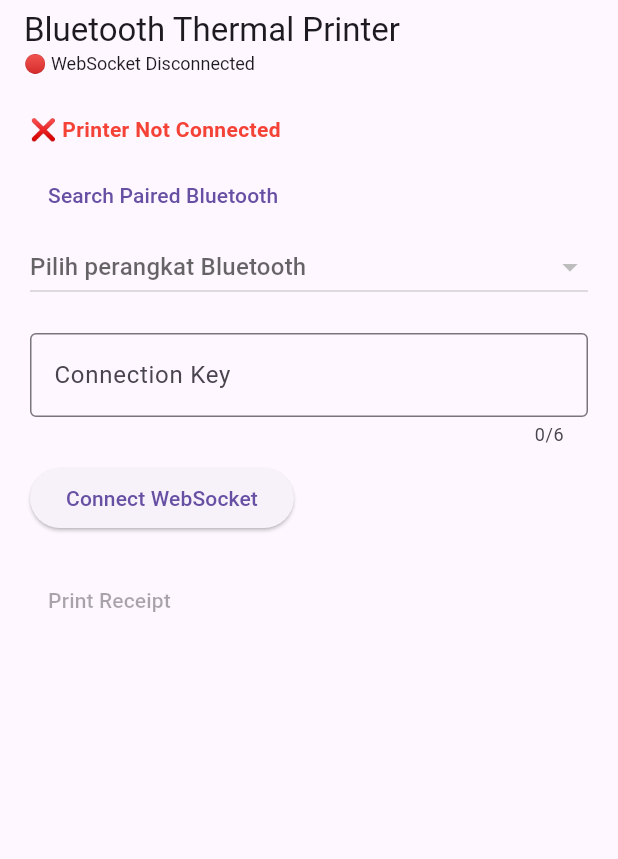
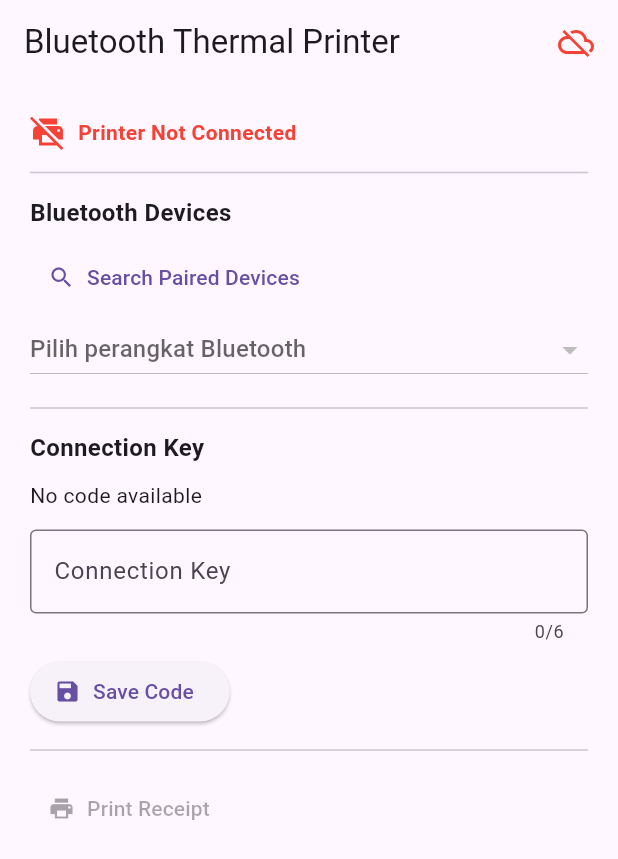
Before and after one commit to yahashanif/printer_bluetooth_by_hanif, a Flutter app: the screen it shows after launch, on a phone screen of 412 x 824 dp. Shown: the top 859 px of the screen. Run offline on Flutter 3.47's test engine with Material 3 defaults, Android fonts, the light colour scheme and no system bars; our stand-ins replace flutter_dotenv, qr_flutter, shared_preferences; missing offline and left inert: esc_pos_utils_plus, print_bluetooth_thermal.

Commit message:
Done Printer Bluetooth By Hanif Ganteng

```diff
--- a/lib/helpers/printer_helpers.dart
+++ b/lib/helpers/printer_helpers.dart
@@ -34,7 +34,7 @@ Future<List<int>> buildReceiptFromJsonTemplate(
           final imageBytes = response.bodyBytes;
           final image = decodeImage(Uint8List.fromList(imageBytes));
           if (image != null) {
-            bytes += gen.image(image, align: align);
+            bytes += gen.image(image, align: align,);
           } else {
             print("❌ Gagal decode image dari response");
           }
--- a/lib/main.dart
+++ b/lib/main.dart
@@ -1,20 +1,23 @@
 import 'dart:convert';
 import 'package:flutter/material.dart';
 import 'package:http/http.dart' as http;
+import 'package:shared_preferences/shared_preferences.dart';
 import 'package:web_socket_channel/web_socket_channel.dart';
 import 'package:flutter_dotenv/flutter_dotenv.dart';
 
 import 'helpers/printer_helpers.dart';
 import 'service/bluetooth_service.dart';
 import 'template/printer_templates.dart';
-import 'widgets/bluetooth_list.dart'; // pastikan BluetoothDropdown sudah jadi
+import 'widgets/bluetooth_list.dart';
 
 Future<void> main() async {
   await dotenv.load(fileName: ".env");
-  runApp(MyApp());
+  WidgetsFlutterBinding.ensureInitialized();
+  runApp(const MyApp());
 }
 
 class MyApp extends StatefulWidget {
+  const MyApp({super.key});
   @override
   State<MyApp> createState() => _MyAppState();
 }
@@ -24,13 +27,21 @@ class _MyAppState extends State<MyApp> {
   bool isPrinting = false;
   bool isCheckKeyWebsocket = false;
   bool isWebSocketConnected = false;
+  String codePrint = '';
+  bool isEditCode = true;
 
   WebSocketChannel? channel;
-  final TextEditingController urlController = TextEditingController();
+  final TextEditingController codeController = TextEditingController();
 
   @override
   void initState() {
     super.initState();
+    getCodePrint().then((_) {
+      codeController.text = codePrint;
+      if (codePrint.isNotEmpty) isEditCode = false;
+      setState(() {});
+    });
+
     BluetoothService.startConnectionMonitor((status) {
       setState(() => connected = status);
     });
@@ -38,22 +49,30 @@ class _MyAppState extends State<MyApp> {
     connectWebSocket();
   }
 
+  Future<void> getCodePrint() async {
+    final prefs = await SharedPreferences.getInstance();
+    codePrint = prefs.getString('codePrint') ?? '';
+  }
+
+  Future<void> setCodePrint(String code) async {
+    final prefs = await SharedPreferences.getInstance();
+    await prefs.setString('codePrint', code);
+  }
+
   @override
   void dispose() {
     BluetoothService.stopConnectionMonitor();
-    BluetoothService.getBluetooth(); // clear devices list
+    BluetoothService.getBluetooth();
     channel?.sink.close();
-    urlController.dispose();
+    codeController.dispose();
     super.dispose();
   }
 
   Future<void> connectWebSocket() async {
     try {
-      channel?.sink.close(); // tutup koneksi lama jika ada
-
+      channel?.sink.close();
       final url = dotenv.get('WEBSOCKET_URL', fallback: 'WS');
       final newChannel = WebSocketChannel.connect(Uri.parse(url));
-
       await newChannel.ready;
 
       setState(() {
@@ -61,17 +80,20 @@ class _MyAppState extends State<MyApp> {
         isWebSocketConnected = true;
       });
 
-      newChannel.sink.add(
-        jsonEncode({
+      newChannel.sink.add(jsonEncode({
         'event': 'pusher:subscribe',
         'data': {'channel': 'order-print-mobile'},
-        }),
-      );
+      }));
 
       newChannel.stream.listen(
         (data) {
-          print("📥 Data dari WebSocket: $data");
-          _handleWebSocketMessage(data);
+          final decoded = json.decode(data);
+          final event = decoded['event'];
+          final eventData = decoded['data'];
+          final decodeSecond = json.decode(eventData);
+          if (codeController.text == decodeSecond['key']) {
+            _handleWebSocketMessage(decodeSecond);
+          }
         },
         onError: (error) {
           print("⚠️ WebSocket error: $error");
@@ -96,13 +118,12 @@ class _MyAppState extends State<MyApp> {
   void _autoReconnectWebSocket() {
     Future.delayed(const Duration(seconds: 5), () {
       if (!isWebSocketConnected) {
-        print("🔄 Attempting to reconnect WebSocket...");
         connectWebSocket();
       }
     });
   }
 
-  Future<void> _handleWebSocketMessage(String jsonString) async {
+  Future<void> _handleWebSocketMessage(dynamic jsonString) async {
     setState(() => isPrinting = true);
 
     if (!connected) {
@@ -112,15 +133,11 @@ class _MyAppState extends State<MyApp> {
     }
 
     try {
-      final payload = json.decode(jsonString);
-      final bytes = await buildReceiptFromJsonTemplate(template, payload);
+      final payload = jsonString['payload'];
+      final templateWeb = jsonString['template'];
+      final bytes = await buildReceiptFromJsonTemplate(templateWeb, payload);
       final result = await BluetoothService.write(bytes);
-
-      if (result) {
-        print("✅ Receipt sent to printer");
-      } else {
-        print("❌ Failed to send receipt");
-      }
+      print(result ? "✅ Receipt sent to printer" : "❌ Failed to send receipt");
     } catch (e) {
       print("⚠️ Error processing WebSocket data: $e");
     }
@@ -140,32 +157,7 @@ class _MyAppState extends State<MyApp> {
     final bytes = await buildReceiptFromJsonTemplate(template, payload);
     final result = await BluetoothService.write(bytes);
 
-    if (result) {
-      print("✅ Receipt sent to printer");
-    } else {
-      print("❌ Failed to send receipt");
-    }
-
-    setState(() => isPrinting = false);
-  }
-
-  Future<void> validateWebsocketKey(String key) async {
-    setState(() => isCheckKeyWebsocket = true);
-
-    if (!connected) {
-      print("⚠️ Printer not connected");
-      setState(() => isPrinting = false);
-      return;
-    }
-
-    final bytes = await buildReceiptFromJsonTemplate(template, payload);
-    final result = await BluetoothService.write(bytes);
-
-    if (result) {
-      print("✅ Receipt sent to printer");
-    } else {
-      print("❌ Failed to send receipt");
-    }
+    print(result ? "✅ Receipt sent to printer" : "❌ Failed to send receipt");
 
     setState(() => isPrinting = false);
   }
@@ -173,71 +165,118 @@ class _MyAppState extends State<MyApp> {
   @override
   Widget build(BuildContext context) {
     return MaterialApp(
+      title: 'Printer App',
       home: Scaffold(
         appBar: AppBar(
-          title: Column(
-            crossAxisAlignment: CrossAxisAlignment.start,
-            children: [
-              const Text('Bluetooth Thermal Printer'),
-              Text(
-                isWebSocketConnected
-                    ? "🟢 WebSocket Connected"
-                    : "🔴 WebSocket Disconnected",
-                style: const TextStyle(fontSize: 12),
+          title: const Text('Bluetooth Thermal Printer'),
+          actions: [
+            Icon(
+              isWebSocketConnected ? Icons.cloud_done : Icons.cloud_off,
+              color: isWebSocketConnected ? Colors.green : Colors.red,
             ),
+            const SizedBox(width: 16),
           ],
         ),
-        ),
-        body: Padding(
+        body: SingleChildScrollView(
           padding: const EdgeInsets.all(20),
           child: Column(
             crossAxisAlignment: CrossAxisAlignment.start,
             children: [
+              /// 🔌 PRINTER STATUS
+              Row(
+                children: [
+                  Icon(
+                    connected ? Icons.print : Icons.print_disabled,
+                    color: connected ? Colors.green : Colors.red,
+                  ),
+                  const SizedBox(width: 8),
                   Text(
-                connected ? "✅ Printer Connected" : "❌ Printer Not Connected",
+                    connected ? "Printer Connected" : "Printer Not Connected",
                     style: TextStyle(
                       color: connected ? Colors.green : Colors.red,
                       fontWeight: FontWeight.bold,
                     ),
                   ),
-              const SizedBox(height: 10),
-              TextButton(
+                ],
+              ),
+
+              const Divider(height: 30),
+
+              /// 🔍 BLUETOOTH SECTION
+              const Text("Bluetooth Devices",
+                  style: TextStyle(fontSize: 16, fontWeight: FontWeight.bold)),
+              const SizedBox(height: 8),
+              TextButton.icon(
                 onPressed: BluetoothService.getBluetooth,
-                child: const Text("Search Paired Bluetooth"),
+                icon: const Icon(Icons.search),
+                label: const Text("Search Paired Devices"),
               ),
               BluetoothDropdown(
                 onSelectDevice: (mac) {
                   BluetoothService.connect(mac);
                 },
               ),
-              const SizedBox(height: 20),
+
+              const Divider(height: 30),
+
+              /// 🧾 CODE SETTING
+              const Text("Connection Key",
+                  style: TextStyle(fontSize: 16, fontWeight: FontWeight.bold)),
+              const SizedBox(height: 10),
+              Text(
+                codePrint.isEmpty ? "No code available" : "Code: $codePrint",
+                style: const TextStyle(fontSize: 14),
+              ),
+              const SizedBox(height: 5),
+              if (!isEditCode)
+                InkWell(
+                  onTap: () {
+                    setState(() => isEditCode = true);
+                  },
+                  child: const Text("Edit Code",
+                      style: TextStyle(
+                          fontSize: 12,
+                          color: Colors.blue,
+                          fontStyle: FontStyle.italic)),
+                ),
+              if (isEditCode)
+                Column(
+                  crossAxisAlignment: CrossAxisAlignment.start,
+                  children: [
+                    const SizedBox(height: 8),
                     TextField(
-                controller: urlController,
+                      controller: codeController,
                       decoration: const InputDecoration(
                         border: OutlineInputBorder(),
                         labelText: 'Connection Key',
-                  hintText: 'e.g. abc123',
                       ),
                       maxLength: 6,
                     ),
-              const SizedBox(height: 10),
-              ElevatedButton(
-                onPressed: () {
-                  final url = urlController.text.trim();
-                  if (url.isNotEmpty) {
-                    validateWebsocketKey(url);
+                    const SizedBox(height: 8),
+                    ElevatedButton.icon(
+                      onPressed: () async {
+                        final code = codeController.text.trim();
+                        if (code.isNotEmpty) {
+                          await setCodePrint(code);
+                          await getCodePrint();
+                          setState(() => isEditCode = false);
                         }
                       },
-                child: Text(isWebSocketConnected
-                    ? "🔌 WebSocket Connected"
-                    : "Connect WebSocket"),
+                      icon: const Icon(Icons.save),
+                      label: const Text("Save Code"),
                     ),
-              const SizedBox(height: 20),
+                  ],
+                ),
+
+              const Divider(height: 30),
+
+              /// 🖨 MANUAL PRINT
               isPrinting
                   ? const Center(child: CircularProgressIndicator())
-                  : TextButton(
+                  : TextButton.icon(
                       onPressed: connected ? printReceipt : null,
-                      child: const Text("Print Receipt"),
+                      icon: const Icon(Icons.print),
+                      label: const Text("Print Receipt"),
                     ),
             ],
           ),
--- a/lib/template/printer_templates.dart
+++ b/lib/template/printer_templates.dart
@@ -79,7 +79,7 @@ final Map<String, dynamic> template = {
 
 final Map<String, dynamic> payload = {
   "logo":
-      "https://equalengineers.com/wp-content/uploads/2024/04/dummy-logo-5b.png", // opsional, jika kamu punya support gambar
+      "https://api.hanadivtech.my.id/images/assets/choayo_logo.png", // opsional, jika kamu punya support gambar
   "storeName": "Choayo Laundry",
   "storeBranch": "Store 1",
   "receiptNumber": "#STR01-202566",
--- a/pubspec.yaml
+++ b/pubspec.yaml
@@ -41,6 +41,7 @@ dependencies:
   permission_handler: ^12.0.0+1
   print_bluetooth_thermal: ^1.1.6
   qr_flutter: ^4.1.0
+  shared_preferences: ^2.5.3
   web_socket_channel: ^2.2.0
 
 dev_dependencies:
```
Also changed, not shown: pubspec.lock, 8 other files. Lines whose indentation alone changed are shown as unchanged.
